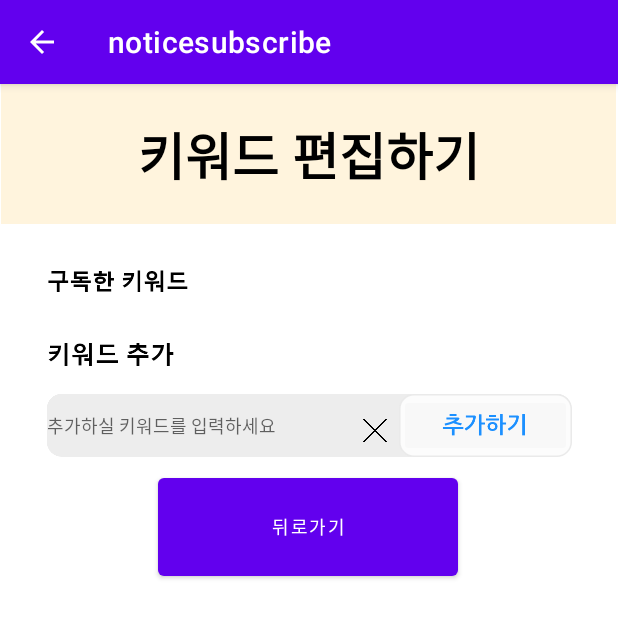
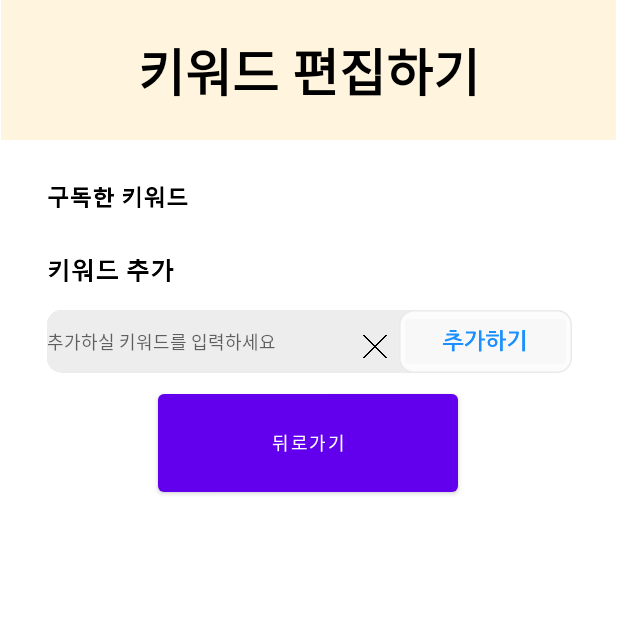
Before and after one commit to yelimahn/skkuNotice, an Android app: the KeywordEditActivity screen opened directly, with no data from a screen before it, on a phone screen of 412 x 824 dp. Shown: the top 618 px of the screen. Run offline under Robolectric (Android 15) with nearby library versions, the phone set to English and light mode, and no system bars; our stand-ins replace Firebase (no records; nobody signed in at launch, a user with empty details on screens opened directly).

Commit message:
액션바 없앴음
이제 제목이 너무 위에 붙어있어서 그거 좀 내릴거임

```diff
--- a/noticesubscribe/app/src/main/res/values/themes.xml
+++ b/noticesubscribe/app/src/main/res/values/themes.xml
@@ -1,6 +1,6 @@
 <resources xmlns:tools="http://schemas.android.com/tools">
     <!-- Base application theme. -->
-    <style name="Theme.Noticesubscribe" parent="Theme.MaterialComponents.DayNight.DarkActionBar">
+    <style name="Theme.Noticesubscribe" parent="Theme.MaterialComponents.DayNight.NoActionBar">
         <!-- Primary brand color. -->
         <item name="colorPrimary">@color/purple_500</item>
         <item name="colorPrimaryVariant">@color/purple_700</item>
```
